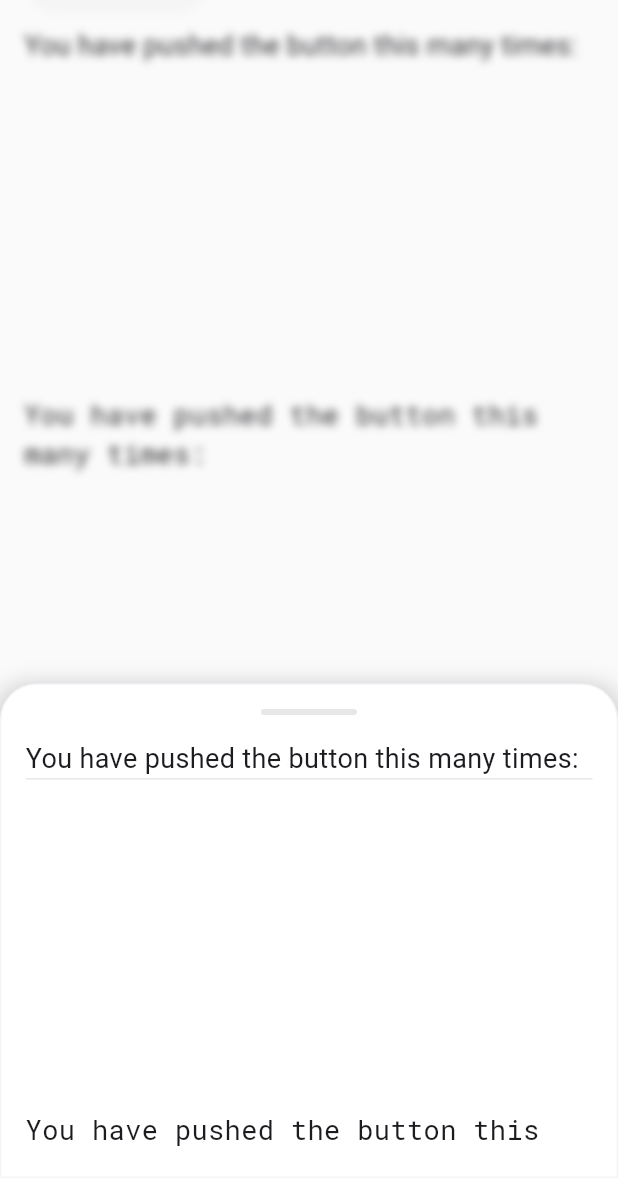
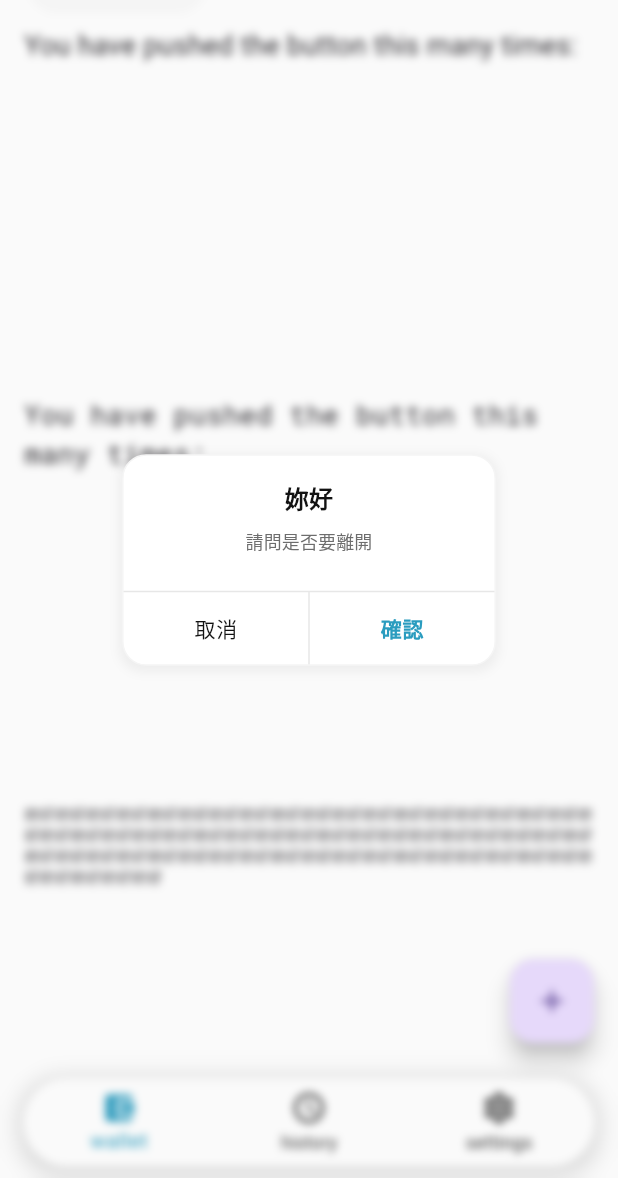
Before and after one commit to jun870805/blockchain_wallet, a Flutter app: the screen it shows after launch, after a tap on the "add" icon, on a phone screen of 412 x 824 dp, the part 58-1236 px from its top. Run offline on Flutter 3.47's test engine with Material 2 defaults, Android fonts, the phone set to English and light mode, and no system bars; our stand-ins replace flutter_riverpod, shared_preferences; Roboto replaces fonts that are missing (MicrosoftJhengHei).

Commit message:
新增confirm dialog components

```diff
--- a/lib/features/wallet/presentation/screens/wallet_page.dart
+++ b/lib/features/wallet/presentation/screens/wallet_page.dart
@@ -88,7 +88,7 @@ class _WalletPageState extends State<WalletPage> {
   }
 
   void _openDialog() {
-    const BWBottomSheet(
+    const BWDetailDialog(
       // title: 'aaaaa',
       // subtitle: 'bbbb',
       children: <Widget>[
@@ -132,6 +132,14 @@ class _WalletPageState extends State<WalletPage> {
     ).show(context);
   }
 
+  void _openConfirmDialog() {
+    BWConfirmDialog(
+      title: '妳好',
+      content: '請問是否要離開',
+      onPressedCancel: Navigator.of(context).pop,
+    ).show(context);
+  }
+
   @override
   Widget build(BuildContext context) {
     return Scaffold(
@@ -139,7 +147,7 @@ class _WalletPageState extends State<WalletPage> {
       appBar: _buildAppBar(context),
       body: _buildBody(context),
       floatingActionButton: FloatingActionButton(
-        onPressed: _openDialog,
+        onPressed: _openConfirmDialog,
         child: const Icon(
           Icons.add,
         ),
--- a/lib/shared/components/bottom_sheet.dart
+++ b/lib/shared/components/bottom_sheet.dart
@@ -113,7 +113,6 @@ class BWBottomSheet extends StatelessWidget {
   @override
   Widget build(BuildContext context) {
     MediaQueryData mediaQuery = MediaQuery.of(context);
-
     double maxHeight = mediaQuery.size.height / 2.5;
 
     return Container(
--- /dev/null
+++ b/lib/shared/components/dialog/confirm_dialog.dart
@@ -0,0 +1,209 @@
+import 'package:flutter/material.dart';
+import '../../styles/styles.dart';
+import '../components.dart';
+
+const double _kButtonHeight = 48;
+
+const EdgeInsets _kBodyPadding = EdgeInsets.only(
+  top: 16,
+  right: 16,
+  left: 16,
+  bottom: 24,
+);
+
+TextStyle _getTitleTextStyle(BuildContext context) {
+  BWThemeData themeData = Theme.of(context).extension<BWThemeData>()!;
+
+  return themeData.typography.titleSmallBold.apply(
+    color: themeData.color.title,
+  );
+}
+
+TextStyle _getContentTextStyle(BuildContext context) {
+  BWThemeData themeData = Theme.of(context).extension<BWThemeData>()!;
+
+  return themeData.typography.bodySmall.apply(
+    color: themeData.color.note,
+  );
+}
+
+TextStyle _getCancelButtonTextStyle(BuildContext context) {
+  BWThemeData themeData = Theme.of(context).extension<BWThemeData>()!;
+
+  return themeData.typography.buttonMediumRegular.apply(
+    color: themeData.color.title,
+  );
+}
+
+TextStyle _getConfirmButtonTextStyle(BuildContext context) {
+  BWThemeData themeData = Theme.of(context).extension<BWThemeData>()!;
+
+  return themeData.typography.buttonMediumBold.apply(
+    color: themeData.color.primary,
+  );
+}
+
+class BWConfirmDialog extends StatelessWidget {
+  /// ## Confirm Dialog
+  ///
+  /// ### Parameters:
+  /// * **title**(String,_optional_): 標題文字
+  /// * **content**(String,_optional_): 內容文字
+  /// * **confirmText**(String,_optional_): 確認按鈕文字
+  /// * **cancelText**(String,_optional_): 取消按鈕文字
+  /// * **onPressedConfirm**(Function(),_optional_): 確認按鈕點擊事件(沒帶值則預設返回)
+  /// * **onPressedCancel**(Function(),_optional_): 取消按鈕點擊事件(沒帶值則不顯示該按鈕)
+  ///
+  /// ### Example:
+  /// BWConfirmDialog(
+  ///   titleText: 'titleText',
+  ///   body: this,
+  /// ).show(context);
+  ///
+  const BWConfirmDialog({
+    super.key,
+    this.title,
+    this.content,
+    this.onPressedConfirm,
+    this.onPressedCancel,
+    this.confirmText,
+    this.cancelText,
+  });
+
+  /// 標題文字
+  final String? title;
+
+  /// 內容文字
+  final String? content;
+
+  /// 確認按鈕文字
+  final String? confirmText;
+
+  /// 取消按鈕文字
+  final String? cancelText;
+
+  /// 確認按鈕點擊事件(沒帶值則預設返回)
+  final VoidCallback? onPressedConfirm;
+
+  /// 取消按鈕點擊事件(沒帶值則不顯示該按鈕)
+  final VoidCallback? onPressedCancel;
+
+  Widget _buildTitle(BuildContext context) {
+    return Text(
+      title!,
+      style: _getTitleTextStyle(context),
+      textAlign: TextAlign.center,
+    );
+  }
+
+  Widget _buildContent(BuildContext context) {
+    return Text(
+      content!,
+      style: _getContentTextStyle(context),
+      textAlign: TextAlign.center,
+    );
+  }
+
+  Widget _buildBody(BuildContext context) {
+    List<Widget> children = [];
+
+    if (title != null) {
+      children.add(_buildTitle(context));
+      children.add(const SizedBox(height: 8));
+    }
+    if (content != null) {
+      children.add(_buildContent(context));
+    }
+
+    return Padding(
+      padding: _kBodyPadding,
+      child: Column(
+        mainAxisAlignment: MainAxisAlignment.start,
+        crossAxisAlignment: CrossAxisAlignment.center,
+        children: children,
+      ),
+    );
+  }
+
+  Widget _buildCancelButton(BuildContext context) {
+    return Expanded(
+      child: GestureDetector(
+        behavior: HitTestBehavior.translucent,
+        onTap: onPressedCancel,
+        child: Center(
+          child: Text(
+            cancelText ?? '取消',
+            style: _getCancelButtonTextStyle(context),
+          ),
+        ),
+      ),
+    );
+  }
+
+  Widget _buildConfirmButton(BuildContext context) {
+    return Expanded(
+      child: GestureDetector(
+        behavior: HitTestBehavior.translucent,
+        onTap: onPressedConfirm ?? Navigator.of(context).pop,
+        child: Center(
+          child: Text(
+            confirmText ?? '確認',
+            style: _getConfirmButtonTextStyle(context),
+          ),
+        ),
+      ),
+    );
+  }
+
+  Widget _buildButtons(BuildContext context) {
+    List<Widget> children = [];
+
+    if (onPressedCancel != null) {
+      children.add(_buildCancelButton(context));
+      children.add(const BWDivider(type: DividerType.vertical));
+    }
+    children.add(_buildConfirmButton(context));
+
+    return SizedBox(
+      width: double.infinity,
+      height: _kButtonHeight,
+      child: Row(
+        mainAxisAlignment: MainAxisAlignment.spaceBetween,
+        crossAxisAlignment: CrossAxisAlignment.center,
+        children: children,
+      ),
+    );
+  }
+
+  @override
+  Widget build(BuildContext context) {
+    MediaQueryData mediaQuery = MediaQuery.of(context);
+    double width = mediaQuery.size.width * 0.6;
+
+    List<Widget> children = [];
+
+    children.add(_buildBody(context));
+    children.add(const BWDivider(type: DividerType.horizontal));
+    children.add(_buildButtons(context));
+
+    return BWDialog(
+      child: SizedBox(
+        width: width,
+        child: Column(
+          mainAxisSize: MainAxisSize.min,
+          children: children,
+        ),
+      ),
+    );
+  }
+
+  /// 顯示BottomSheet
+  Future<T?> show<T extends Object?>(BuildContext context) async {
+    return await showBWDialog(
+      context: context,
+      builder: (BuildContext context) {
+        return this;
+      },
+    );
+  }
+}
--- a/lib/shared/components/dialog/dialog.dart
+++ b/lib/shared/components/dialog/dialog.dart
@@ -3,6 +3,7 @@ import 'dart:ui';
 import 'package:flutter/material.dart';
 import '../../styles/styles.dart';
 
+export './confirm_dialog.dart';
 export './detail_dialog.dart';
 
 const EdgeInsets _kDialogPadding = EdgeInsets.symmetric(
@@ -10,7 +11,7 @@ const EdgeInsets _kDialogPadding = EdgeInsets.symmetric(
   vertical: 56,
 );
 
-const BorderRadius _kBorderRadius = BorderRadius.all(Radius.circular(24.0));
+const BorderRadius _kBorderRadius = BorderRadius.all(Radius.circular(16.0));
 
 Border _getBorder(BuildContext context) {
   BWThemeData themeData = Theme.of(context).extension<BWThemeData>()!;
@@ -30,7 +31,7 @@ Color _getBackgroundColor(BuildContext context) {
 List<BoxShadow> _getBoxShadow(BuildContext context) {
   BWThemeData themeData = Theme.of(context).extension<BWThemeData>()!;
 
-  return themeData.shadow.light;
+  return themeData.shadow.extraLight;
 }
 
 class BWDialog extends StatelessWidget {
--- a/lib/shared/styles/typography.dart
+++ b/lib/shared/styles/typography.dart
@@ -134,9 +134,16 @@ class BWTypography {
       height: 1.5,
       letterSpacing: 0.5,
     ),
-    this.buttonMedium = const TextStyle(
+    this.buttonMediumRegular = const TextStyle(
       fontFamily: 'MicrosoftJhengHei',
       fontWeight: FontWeight.normal,
+      fontSize: 14.0 - _errorFontSize,
+      height: 1.5,
+      letterSpacing: 0.5,
+    ),
+    this.buttonMediumBold = const TextStyle(
+      fontFamily: 'MicrosoftJhengHei',
+      fontWeight: FontWeight.bold,
       fontSize: 14.0 - _errorFontSize,
       height: 1.5,
       letterSpacing: 0.5,
@@ -204,7 +211,9 @@ class BWTypography {
 
   final TextStyle buttonLarge;
 
-  final TextStyle buttonMedium;
+  final TextStyle buttonMediumRegular;
+
+  final TextStyle buttonMediumBold;
 
   final TextStyle buttonSmall;
 
```
